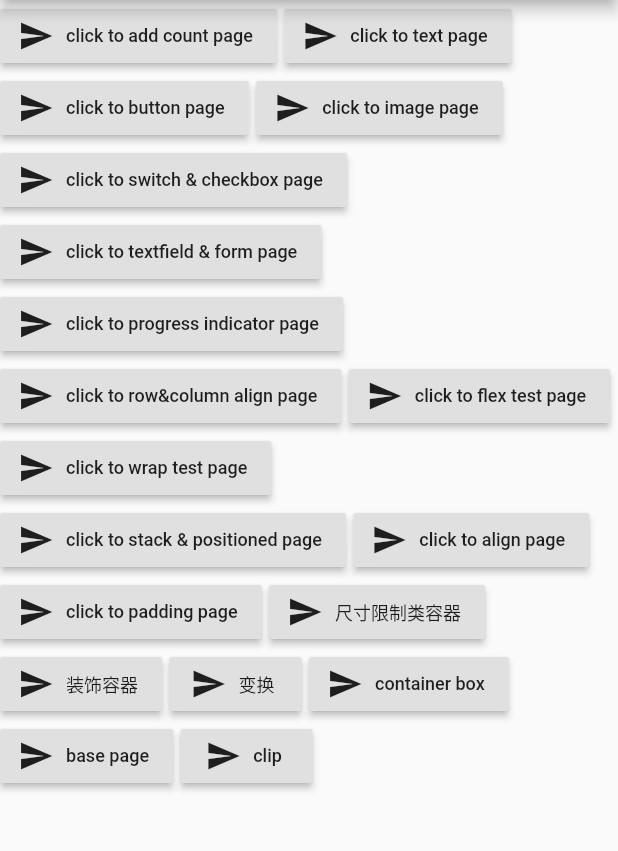
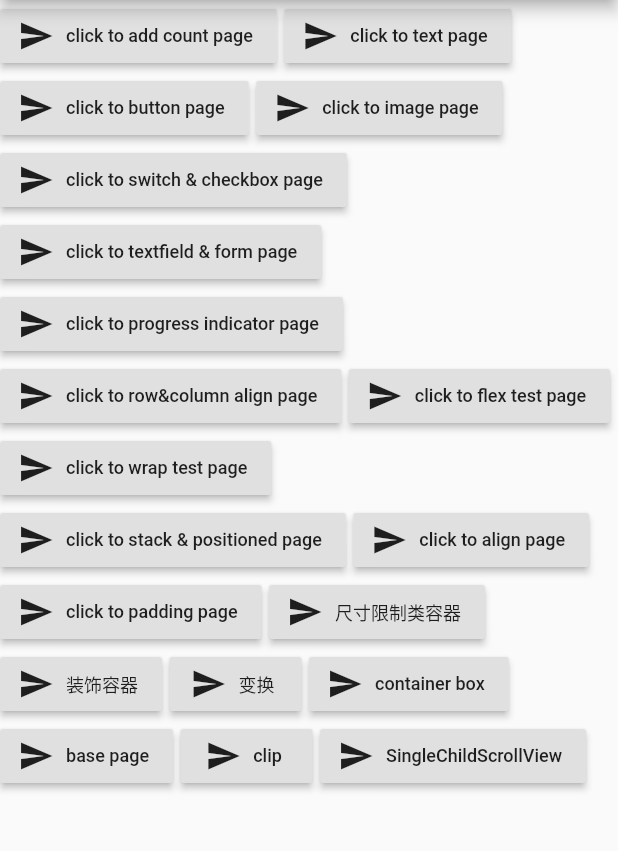
Before and after one commit to skyinJune/learn_flutter, a Flutter app: the screen it shows after launch, on a phone screen of 412 x 824 dp, the part 84-935 px from its top. Run offline on Flutter 3.47's test engine with Material 2 defaults, Android fonts, the phone set to English and light mode, and no system bars.

Commit message:
SingleChildScrollView practice

```diff
--- a/lib/main.dart
+++ b/lib/main.dart
@@ -19,6 +19,7 @@ import './pages/transformTest/index.dart';
 import './pages/containerBoxPage/index.dart';
 import './pages/basePage/index.dart';
 import './pages/clipTest/index.dart';
+import './pages/SingleChildScrollViewPage/index.dart';
 
 void main() => runApp(MyApp());
 
@@ -220,6 +221,15 @@ class DemoHomePage extends StatelessWidget {
                   }));
                 },
                 icon: Icon(Icons.send)),
+            RaisedButton.icon(
+                label: Text('SingleChildScrollView',
+                    style: TextStyle(fontSize: 12)),
+                onPressed: () {
+                  Navigator.push(context, MaterialPageRoute(builder: (context) {
+                    return SingleChildScrollViewTestRoute();
+                  }));
+                },
+                icon: Icon(Icons.send)),
           ],
         ),
       ),
```
Also changed, not shown: lib/pages/SingleChildScrollViewPage/index.dart (added, +32 -0 lines).
